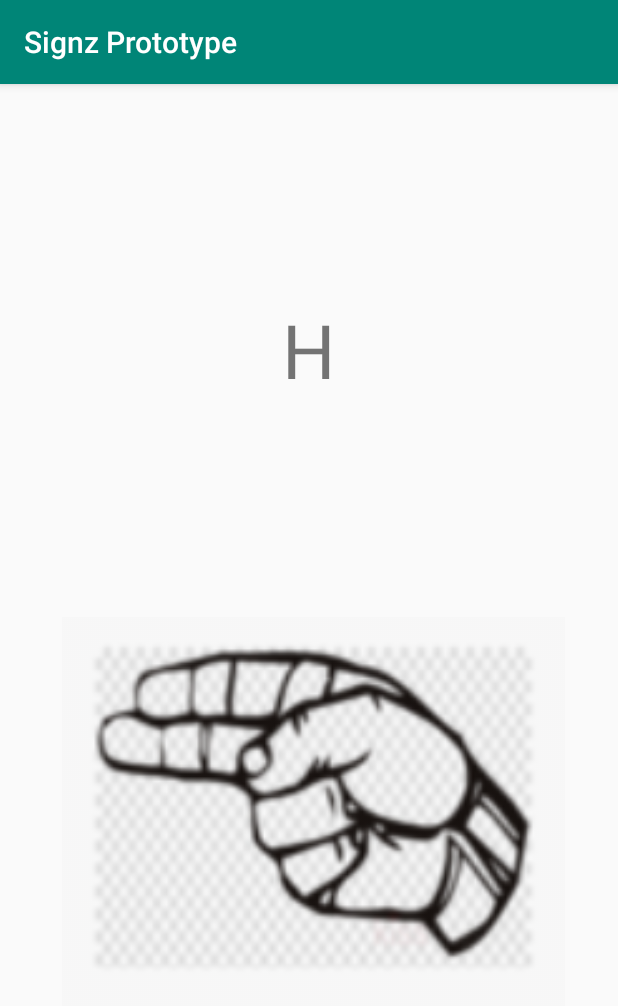
After one commit to Danne95/Signz, an Android app: the ShowPicture screen opened directly, with no data from a screen before it, on a phone screen of 412 x 824 dp. The commit adds this screen. Shown: the top 1006 px of the screen. Run offline under Robolectric (Android 15) with nearby library versions, the light colour scheme and no system bars.

Commit message:
Learning activity is done!

```diff
--- a/app/src/main/AndroidManifest.xml
+++ b/app/src/main/AndroidManifest.xml
@@ -13,7 +13,8 @@
         android:roundIcon="@mipmap/ic_launcher_round"
         android:supportsRtl="true"
         android:theme="@style/AppTheme">
-        <activity android:name=".SignInActivity"></activity>
+        <activity android:name=".ShowPicture"></activity>
+        <activity android:name=".SignInActivity" />
         <activity android:name=".SignUpActivity" />
         <activity android:name=".SupporterActivity" />
         <activity android:name=".LearnLanguage" />
--- a/app/src/main/java/com/example/hands_showprototype/LearnLanguage.java
+++ b/app/src/main/java/com/example/hands_showprototype/LearnLanguage.java
@@ -1,14 +1,39 @@
 package com.example.hands_showprototype;
 
 import androidx.appcompat.app.AppCompatActivity;
+import androidx.recyclerview.widget.RecyclerView;
 
+import android.content.Intent;
 import android.os.Bundle;
+import android.view.View;
+import android.widget.AdapterView;
+import android.widget.GridView;
+import android.widget.Toast;
 
-public class LearnLanguage extends AppCompatActivity {
-
+public class SupporterActivity extends AppCompatActivity {
+    private GridView letters;
+    private String[] lettersNames={"H","E","L","O","W","R","D","Delete","Space"};
+    private int[] numberImages={R.drawable.h,R.drawable.e,R.drawable.l,R.drawable.o,R.drawable.w,R.drawable.r,R.drawable.d};
     @Override
     protected void onCreate(Bundle savedInstanceState) {
         super.onCreate(savedInstanceState);
-        setContentView(R.layout.activity_learn_language);
+        setContentView(R.layout.activity_supporter);
+
+        letters = findViewById(R.id.gridView);
+
+        MainAdapter adapter = new MainAdapter(SupporterActivity.this,lettersNames,numberImages);
+        letters.setAdapter(adapter);
+
+        letters.setOnItemClickListener(new AdapterView.OnItemClickListener() {
+            @Override
+            public void onItemClick(AdapterView<?> adapterView, View view, int i, long l) {
+                Toast toast= Toast.makeText(getApplicationContext(),"That's the letter "+lettersNames[i],Toast.LENGTH_SHORT);
+                toast.show();
+
+                Intent showPictureIntent = new Intent(SupporterActivity.this, ShowPicture.class);
+                showPictureIntent.putExtra("imgIndex", i);
+                startActivity(showPictureIntent);
+            }
+        });
     }
 }
--- a/app/src/main/java/com/example/hands_showprototype/MainAdapter.java
+++ b/app/src/main/java/com/example/hands_showprototype/MainAdapter.java
@@ -37,7 +37,6 @@ public class MainAdapter extends BaseAdapter {
 
     @Override
     public View getView(int i, View view, ViewGroup viewGroup) {
-
         if(inflater==null)
             inflater=(LayoutInflater) context.getSystemService(Context.LAYOUT_INFLATER_SERVICE);
         if(view==null)
--- /dev/null
+++ b/app/src/main/java/com/example/hands_showprototype/ShowPicture.java
@@ -0,0 +1,30 @@
+package com.example.hands_showprototype;
+
+import androidx.appcompat.app.AppCompatActivity;
+
+import android.content.Intent;
+import android.os.Bundle;
+import android.widget.ImageView;
+import android.widget.TextView;
+
+public class ShowPicture extends AppCompatActivity {
+    private String[] lettersNames={"H","E","L","O","W","R","D","Delete","Space"};
+    private int[] numberImages={R.drawable.h,R.drawable.e,R.drawable.l,R.drawable.o,R.drawable.w,R.drawable.r,R.drawable.d};
+    private ImageView letterImg;
+    private TextView letterText;
+    private int imgIndex;
+    @Override
+    protected void onCreate(Bundle savedInstanceState) {
+        super.onCreate(savedInstanceState);
+        setContentView(R.layout.activity_show_picture);
+
+        Intent mIntent = getIntent();
+        this.imgIndex = mIntent.getIntExtra("imgIndex", 0);
+
+        this.letterImg=findViewById(R.id.LetterPicture);
+        this.letterText=findViewById(R.id.LetterName);
+
+        this.letterImg.setImageResource(this.numberImages[this.imgIndex]);
+        this.letterText.setText(this.lettersNames[this.imgIndex]);
+    }
+}
--- a/app/src/main/java/com/example/hands_showprototype/SupporterActivity.java
+++ /dev/null
@@ -1,33 +0,0 @@
-package com.example.hands_showprototype;
-
-import androidx.appcompat.app.AppCompatActivity;
-import androidx.recyclerview.widget.RecyclerView;
-
-import android.os.Bundle;
-import android.view.View;
-import android.widget.AdapterView;
-import android.widget.GridView;
-import android.widget.Toast;
-
-public class SupporterActivity extends AppCompatActivity {
-    private GridView letters;
-    private String[] lettersNames={"H","E","L","O","W","R","D","Delete","Space"};
-    private int[] numberImages={R.drawable.h,R.drawable.e,R.drawable.l,R.drawable.o,R.drawable.w,R.drawable.r,R.drawable.d};
-    @Override
-    protected void onCreate(Bundle savedInstanceState) {
-        super.onCreate(savedInstanceState);
-        setContentView(R.layout.activity_supporter);
-
-        letters = findViewById(R.id.gridView);
-
-        MainAdapter adapter = new MainAdapter(SupporterActivity.this,lettersNames,numberImages);
-        letters.setAdapter(adapter);
-
-        letters.setOnItemClickListener(new AdapterView.OnItemClickListener() {
-            @Override
-            public void onItemClick(AdapterView<?> adapterView, View view, int i, long l) {
-                Toast.makeText(getApplicationContext(),"You Clicked"+lettersNames[i],Toast.LENGTH_SHORT);
-            }
-        });
-    }
-}
--- a/app/src/main/res/layout/activity_learn_language.xml
+++ /dev/null
@@ -1,9 +0,0 @@
-<?xml version="1.0" encoding="utf-8"?>
-<androidx.constraintlayout.widget.ConstraintLayout xmlns:android="http://schemas.android.com/apk/res/android"
-    xmlns:app="http://schemas.android.com/apk/res-auto"
-    xmlns:tools="http://schemas.android.com/tools"
-    android:layout_width="match_parent"
-    android:layout_height="match_parent"
-    tools:context="com.example.hands_showprototype.LearnLanguage">
-
-</androidx.constraintlayout.widget.ConstraintLayout>
--- /dev/null
+++ b/app/src/main/res/layout/activity_show_picture.xml
@@ -0,0 +1,38 @@
+<?xml version="1.0" encoding="utf-8"?>
+<androidx.constraintlayout.widget.ConstraintLayout xmlns:android="http://schemas.android.com/apk/res/android"
+    xmlns:app="http://schemas.android.com/apk/res-auto"
+    xmlns:tools="http://schemas.android.com/tools"
+    android:id="@+id/relativeLayout"
+    android:layout_width="match_parent"
+    android:layout_height="match_parent"
+    tools:context="com.example.hands_showprototype.ShowPicture">
+
+    <ImageView
+        android:id="@+id/LetterPicture"
+        android:layout_width="338dp"
+        android:layout_height="281dp"
+        android:layout_marginStart="40dp"
+        android:layout_marginTop="172dp"
+        android:layout_marginBottom="131dp"
+        app:layout_constraintBottom_toBottomOf="parent"
+        app:layout_constraintStart_toStartOf="parent"
+        app:layout_constraintTop_toBottomOf="@+id/LetterName"
+        app:layout_constraintTop_toTopOf="parent"
+        app:layout_constraintVertical_bias="1.0"
+        app:srcCompat="@drawable/common_google_signin_btn_icon_dark_normal_background"
+        tools:layout_conversion_wrapHeight="788"
+        tools:layout_conversion_wrapWidth="788" />
+
+    <TextView
+        android:id="@+id/LetterName"
+        android:layout_width="wrap_content"
+        android:layout_height="wrap_content"
+        android:layout_marginTop="52dp"
+        android:layout_marginBottom="53dp"
+        android:text="TextView"
+        android:textSize="50sp"
+        app:layout_constraintBottom_toTopOf="@+id/LetterPicture"
+        app:layout_constraintEnd_toEndOf="parent"
+        app:layout_constraintStart_toStartOf="parent"
+        app:layout_constraintTop_toTopOf="parent" />
+</androidx.constraintlayout.widget.ConstraintLayout>
--- a/app/src/main/res/layout/activity_supporter.xml
+++ b/app/src/main/res/layout/learn_language.xml
@@ -5,7 +5,7 @@
     xmlns:tools="http://schemas.android.com/tools"
     android:layout_width="match_parent"
     android:layout_height="match_parent"
-    tools:context="com.example.hands_showprototype.SupporterActivity">
+    tools:context="com.example.hands_showprototype.LearnLanguage">
 
 
     <GridView
```
